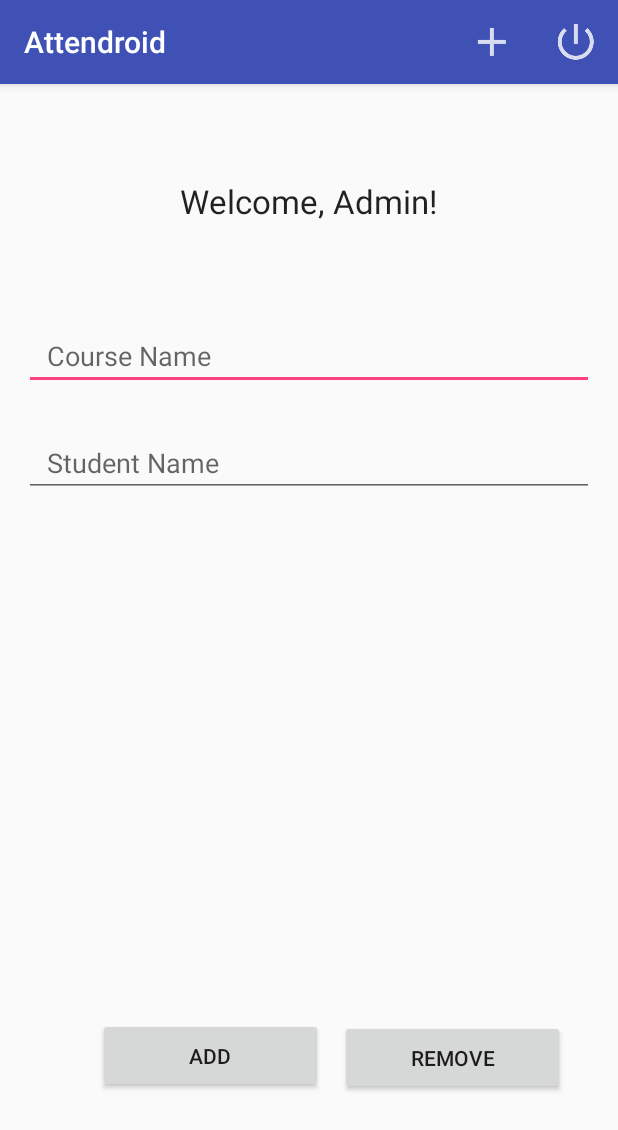
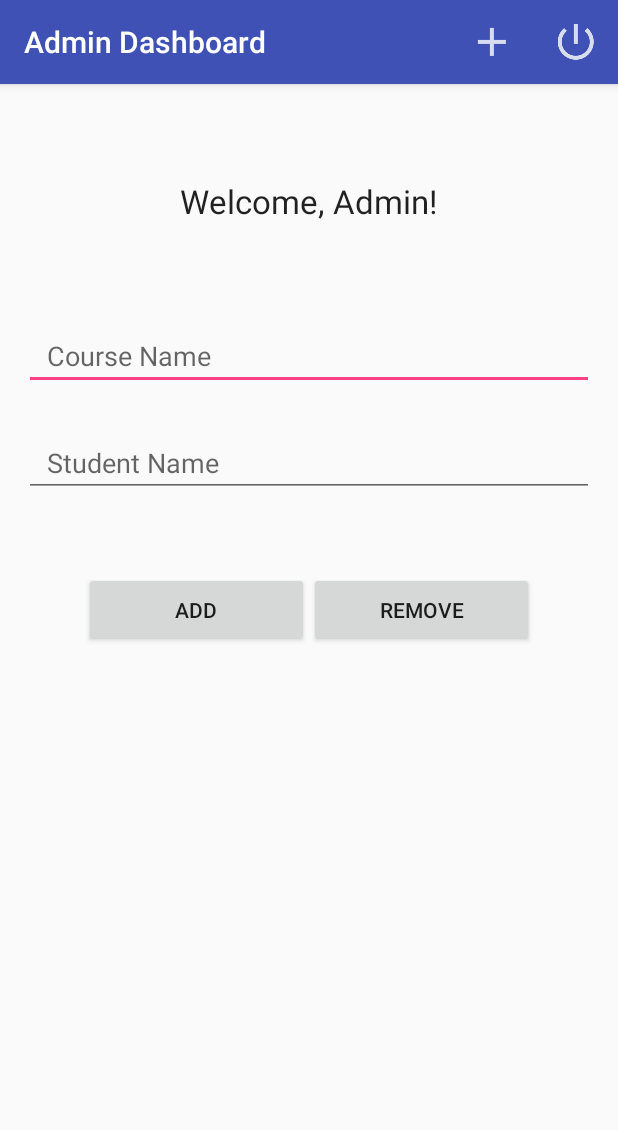
Before and after one commit to romikps/Attendroid, an Android app: the AdminMainActivity screen opened directly, with no data from a screen before it, on a phone screen of 412 x 824 dp. Shown: the top 1130 px of the screen. Run offline under Robolectric (Android 15) with nearby library versions, the phone set to English and light mode, and no system bars; our stand-ins replace Firebase (no records; nobody signed in at launch, a user with empty details on screens opened directly).

Commit message:
monday work

```diff
--- a/app/src/main/java/com/example/romanpr/attendroid/AdminCourseActivity.java
+++ b/app/src/main/java/com/example/romanpr/attendroid/AdminCourseActivity.java
@@ -19,6 +19,7 @@ public class AdminCourseActivity extends AppCompatActivity {
     protected void onCreate(Bundle savedInstanceState) {
         super.onCreate(savedInstanceState);
         setContentView(R.layout.activity_admin_course);
+        setTitle("Create New Course");
 
         ArrayList<String> allProfessors = new ArrayList<>();
         allProfessors.addAll(Attendata.get(this).getAllProfessors().values());
@@ -76,5 +77,6 @@ public class AdminCourseActivity extends AppCompatActivity {
                 tvProfessor.getText().toString());
         int totalHours = Integer.parseInt(((EditText) findViewById(R.id.etTotalHours)).getText().toString());
         Attendata.get(this).createCourse(courseName, selectedProfessorId, totalHours, classTimes);
+        Toast.makeText(this, courseName + " successfully created", Toast.LENGTH_SHORT).show();
     }
 }
--- a/app/src/main/java/com/example/romanpr/attendroid/AdminMainActivity.java
+++ b/app/src/main/java/com/example/romanpr/attendroid/AdminMainActivity.java
@@ -9,17 +9,20 @@ import android.view.MenuItem;
 import android.view.View;
 import android.widget.ArrayAdapter;
 import android.widget.AutoCompleteTextView;
+import android.widget.Toast;
 
 import java.util.ArrayList;
 
 public class AdminMainActivity extends AppCompatActivity {
     AutoCompleteTextView autoStudentName;
     AutoCompleteTextView autoCourseName;
+    ArrayAdapter<String> adapter2;
 
     @Override
     protected void onCreate(Bundle savedInstanceState) {
         super.onCreate(savedInstanceState);
         setContentView(R.layout.activity_admin_main);
+        setTitle("Admin Dashboard");
 
         ArrayList<String> allStudents = new ArrayList<>();
         allStudents.addAll(Attendata.get(this).getAllStudents().values());
@@ -30,7 +33,7 @@ public class AdminMainActivity extends AppCompatActivity {
         ArrayList<String> allCourses = new ArrayList<>();
         allCourses.addAll(Attendata.get(this).getAllCourses().values());
 
-        ArrayAdapter<String> adapter2 = new ArrayAdapter<String>(this,
+        adapter2 = new ArrayAdapter<String>(this,
                 android.R.layout.simple_dropdown_item_1line, allCourses);
 
         autoStudentName = (AutoCompleteTextView)
@@ -40,6 +43,15 @@ public class AdminMainActivity extends AppCompatActivity {
 
         autoCourseName.setAdapter(adapter2);
         autoStudentName.setAdapter(adapter);
+    }
+
+    @Override
+    protected void onResume() {
+        ArrayList<String> allCourses = new ArrayList<>();
+        allCourses.addAll(Attendata.get(this).getAllCourses().values());
+        adapter2.notifyDataSetChanged();
+        autoCourseName.setAdapter(adapter2);
+        super.onResume();
     }
 
     @Override
@@ -79,9 +91,14 @@ public class AdminMainActivity extends AppCompatActivity {
         // error message saying they already have the lecture
         String studentName = autoStudentName.getText().toString();
         String courseName = autoCourseName.getText().toString();
+        if (studentName.isEmpty() || courseName.isEmpty()) {
+            Toast.makeText(this, "Choose a course and a student", Toast.LENGTH_SHORT).show();
+            return;
+        }
         String selectedStudentId = Attendata.getKey(Attendata.get(this).getAllStudents(), studentName);
         String selectedCourseId = Attendata.getKey(Attendata.get(this).getAllCourses(), courseName);
         Attendata.get(this).addCourse(selectedCourseId, selectedStudentId);
+        Toast.makeText(this, studentName + " is successfully enrolled to " + courseName, Toast.LENGTH_SHORT).show();
     }
 
     public void removeLectureStudent(View v){
@@ -91,9 +108,13 @@ public class AdminMainActivity extends AppCompatActivity {
         //error message
         String studentName = autoStudentName.getText().toString();
         String courseName = autoCourseName.getText().toString();
+        if (studentName.isEmpty() || courseName.isEmpty()) {
+            Toast.makeText(this, "Choose a course and a student", Toast.LENGTH_SHORT).show();
+            return;
+        }
         String selectedStudentId = Attendata.getKey(Attendata.get(this).getAllStudents(), studentName);
         String selectedCourseId = Attendata.getKey(Attendata.get(this).getAllCourses(), courseName);
         Attendata.get(this).dropCourse(selectedCourseId, selectedStudentId);
-
+        Toast.makeText(this, studentName + " dropped " + courseName, Toast.LENGTH_SHORT).show();
     }
 }
--- a/app/src/main/java/com/example/romanpr/attendroid/LocationActivity.java
+++ b/app/src/main/java/com/example/romanpr/attendroid/LocationActivity.java
@@ -59,6 +59,7 @@ public class LocationActivity extends AppCompatActivity
     protected void onCreate(Bundle savedInstanceState) {
         super.onCreate(savedInstanceState);
         setContentView(R.layout.activity_location);
+        setTitle("Locations");
         mAuth = FirebaseAuth.getInstance();
         userId = mAuth.getCurrentUser().getUid();
         locations = new ArrayList<>();
--- a/app/src/main/java/com/example/romanpr/attendroid/MapLocationActivity.java
+++ b/app/src/main/java/com/example/romanpr/attendroid/MapLocationActivity.java
@@ -47,6 +47,7 @@ public class MapLocationActivity extends AppCompatActivity implements OnMapReady
     protected void onCreate(Bundle savedInstanceState) {
         super.onCreate(savedInstanceState);
         setContentView(R.layout.activity_map_location);
+        setTitle("Student Locations");
         userId = getIntent().getStringExtra("USER_ID");
         database = FirebaseDatabase.getInstance().getReference();
         mapFragment = (MapFragment) getFragmentManager().findFragmentById(R.id.map);
--- a/app/src/main/java/com/example/romanpr/attendroid/RegisterActivity.java
+++ b/app/src/main/java/com/example/romanpr/attendroid/RegisterActivity.java
@@ -33,6 +33,7 @@ public class RegisterActivity extends Activity {
     protected void onCreate(Bundle savedInstanceState) {
         super.onCreate(savedInstanceState);
         setContentView(R.layout.activity_register);
+        setTitle("Welcome to Attendroid");
 
         // Setting up authentication
         mAuth = FirebaseAuth.getInstance();
--- a/app/src/main/java/com/example/romanpr/attendroid/TeacherCourseActivity.java
+++ b/app/src/main/java/com/example/romanpr/attendroid/TeacherCourseActivity.java
@@ -23,6 +23,7 @@ public class TeacherCourseActivity extends AppCompatActivity {
     protected void onCreate(Bundle savedInstanceState) {
         super.onCreate(savedInstanceState);
         setContentView(R.layout.activity_teacher_course);
+        setTitle("Attendance List");
         this.setTitle("Enrolled Students");
         data = Attendata.get(this);
         ListView lvStudentList = (ListView) findViewById(R.id.studentList);
--- a/app/src/main/res/layout/activity_admin_main.xml
+++ b/app/src/main/res/layout/activity_admin_main.xml
@@ -20,28 +20,29 @@
         android:layout_centerHorizontal="true"
         android:layout_marginTop="47dp" />
 
+    <LinearLayout
+        android:layout_width="wrap_content"
+        android:layout_height="wrap_content"
+        android:layout_alignParentEnd="false"
+        android:layout_below="@+id/tvStudentName"
+        android:layout_centerHorizontal="true"
+        android:layout_centerVertical="false"
+        android:layout_marginTop="50dp">
 
         <Button
+            android:id="@+id/add_button"
             android:layout_width="150dp"
             android:layout_height="50dp"
-        android:text="Add"
-        android:id="@+id/add_button"
             android:onClick="addLectureToStudent"
-        android:layout_marginEnd="11dp"
-        android:layout_marginBottom="79dp"
-        android:layout_alignParentBottom="true"
-        android:layout_toStartOf="@+id/remove_button"/>
+            android:text="Add"/>
 
         <Button
+            android:id="@+id/remove_button"
             android:layout_width="150dp"
             android:layout_height="50dp"
-        android:text="Remove"
-        android:id="@+id/remove_button"
             android:onClick="removeLectureStudent"
-        android:layout_marginEnd="19dp"
-        android:layout_alignBaseline="@+id/add_button"
-        android:layout_alignBottom="@+id/add_button"
-        android:layout_alignParentEnd="true"/>
+            android:text="Remove"/>
+    </LinearLayout>
 
     <AutoCompleteTextView
         android:id="@+id/tvCourseName"
```
Also changed, not shown: app/src/main/java/com/example/romanpr/attendroid/Attendata.java (+7 -2 lines), app/src/main/java/com/example/romanpr/attendroid/LoginActivity.java (+4 -3 lines), app/src/main/java/com/example/romanpr/attendroid/MainActivity.java (+39 -12 lines). Lines whose indentation alone changed are shown as unchanged.
